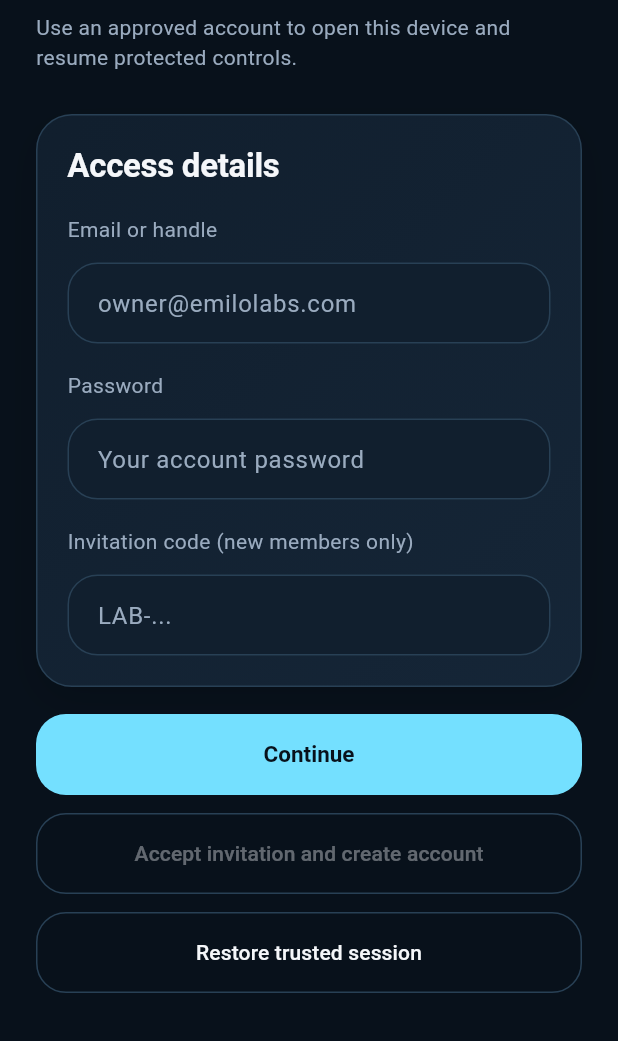
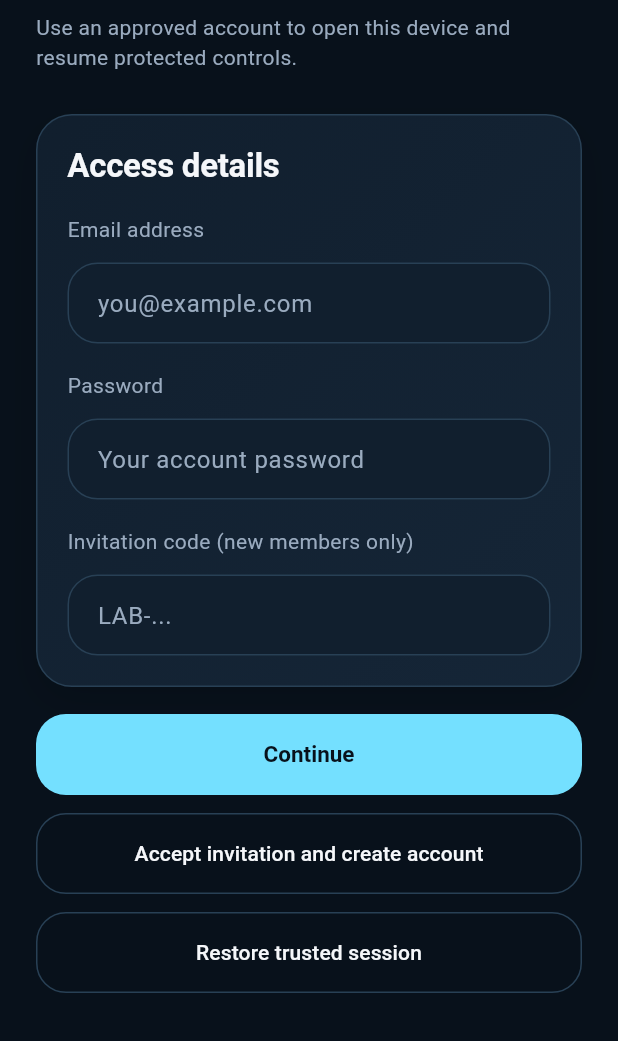
Before and after one commit to Emiloart/labguard, a Flutter app: the LoginScreen screen opened by its route, scrolled down 140 dp, on a phone screen of 412 x 824 dp, the part 195-1236 px from its top. Run offline on Flutter 3.47's test engine with Material 3 defaults, Android fonts, the phone set to English and light mode, and no system bars; our stand-ins replace dio, flutter_riverpod, flutter_secure_storage, go_router, local_auth; accounts and stored records are empty; network calls fail.

Commit message:
Polish login fields and keep invitation action available

```diff
--- a/apps/mobile/lib/src/features/auth/presentation/login_screen.dart
+++ b/apps/mobile/lib/src/features/auth/presentation/login_screen.dart
@@ -78,7 +78,7 @@ class _LoginScreenState extends ConsumerState<LoginScreen> {
                       style: Theme.of(context).textTheme.titleLarge,
                     ),
                     const SizedBox(height: 18),
-                    const Text('Email or handle'),
+                    const Text('Email address'),
                     const SizedBox(height: 12),
                     AutofillGroup(
                       child: TextField(
@@ -86,7 +86,7 @@ class _LoginScreenState extends ConsumerState<LoginScreen> {
                         autofillHints: const [AutofillHints.username],
                         textInputAction: TextInputAction.next,
                         decoration: const InputDecoration(
-                          hintText: 'owner@emilolabs.com',
+                          hintText: 'you@example.com',
                         ),
                       ),
                     ),
@@ -127,7 +127,7 @@ class _LoginScreenState extends ConsumerState<LoginScreen> {
               ),
               const SizedBox(height: 12),
               OutlinedButton(
-                onPressed: authState.isBusy || _inviteCodeController.text.trim().isEmpty
+                onPressed: authState.isBusy
                     ? null
                     : () async {
                         await ref.read(authControllerProvider.notifier).acceptInvitation(
```
